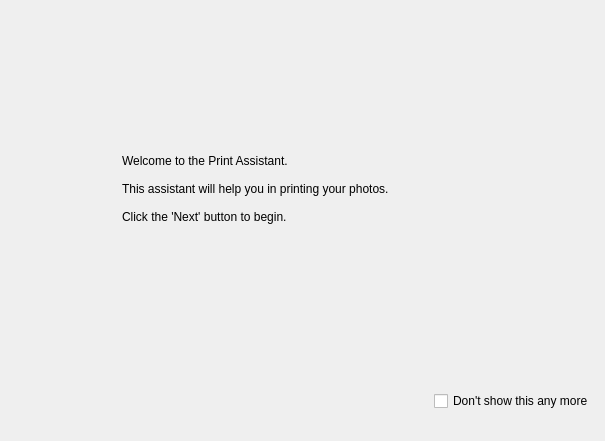
Old version of the form printimages/intropage.ui in the repository KDE/kipi-plugins.
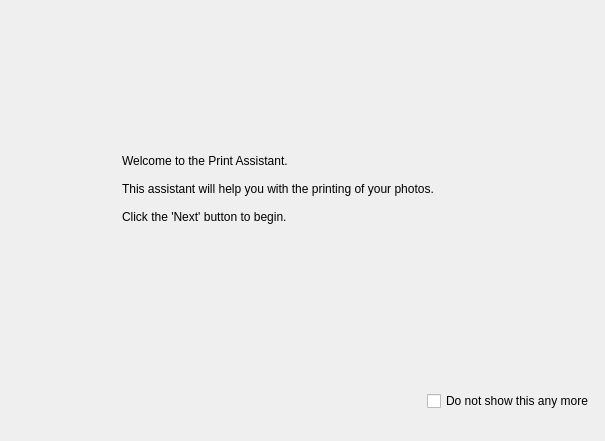
New version of the form.

Patch:
```diff
--- a/printimages/intropage.ui
+++ b/printimages/intropage.ui
@@ -45,7 +45,7 @@
        <property name="text" >
         <string>Welcome to the Print Assistant.
 
-This assistant will help you in printing your photos.
+This assistant will help you with the printing of your photos.
 
 Click the 'Next' button to begin.</string>
        </property>
@@ -84,7 +84,7 @@
      <item>
       <widget class="QCheckBox" name="m_skipIntro" >
        <property name="text" >
-        <string>Don't show this any more</string>
+        <string>Do not show this any more</string>
        </property>
       </widget>
      </item>
```
